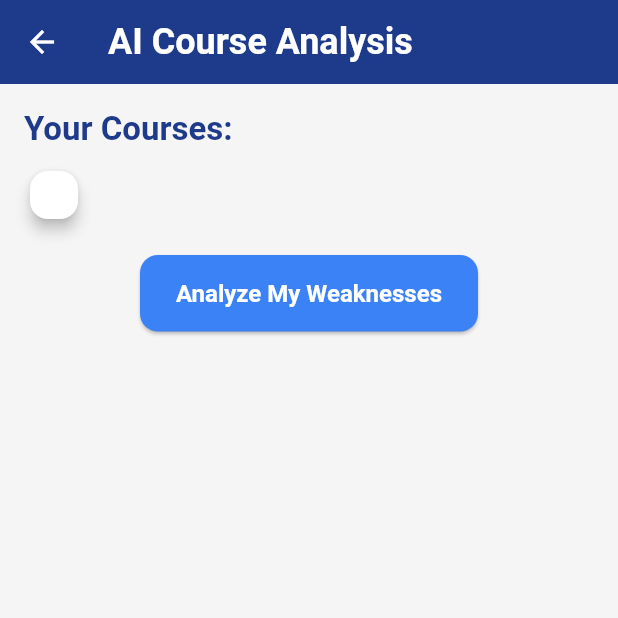
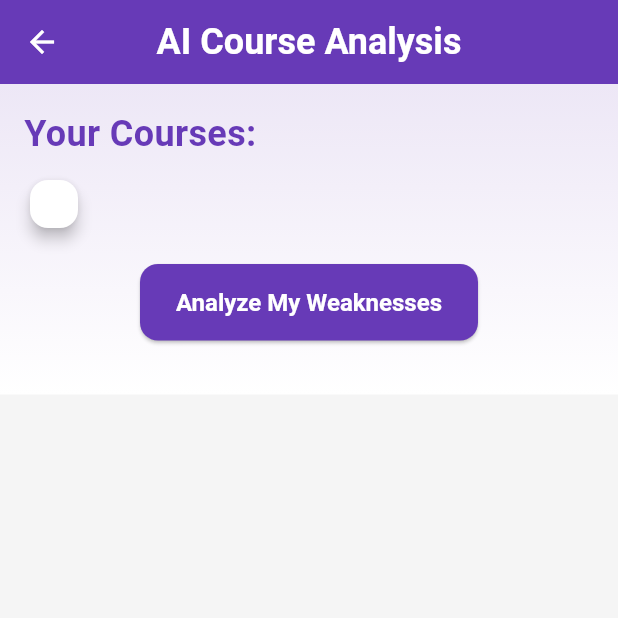
Before and after one commit to rosa12g/GPA-CGPA-calculater-, a Flutter app: the AnalysisScreen screen opened directly with empty values, on a phone screen of 412 x 824 dp, the top half of it. Run offline on Flutter 3.47's test engine with Material 3 defaults, Android fonts, the phone set to English and light mode, and no system bars.

Commit message:
purple ui

```diff
--- a/gpa_calculator/lib/Screens/analaysis_screen.dart
+++ b/gpa_calculator/lib/Screens/analaysis_screen.dart
@@ -28,20 +28,29 @@ class _AnalysisScreenState extends State<AnalysisScreen> {
     return Scaffold(
       appBar: AppBar(
         title: Text("AI Course Analysis", style: TextStyle(color: Colors.white)),
-        backgroundColor: Theme.of(context).colorScheme.primary,
+        backgroundColor: Colors.deepPurple, // Deep purple app bar
         elevation: 0,
+        centerTitle: true,
       ),
-      body: SingleChildScrollView(
-        // Add this to handle overflow
+      body: Container(
+        decoration: BoxDecoration(
+          gradient: LinearGradient(
+            colors: [Colors.deepPurple.shade50, Colors.white], // Gradient background
+            begin: Alignment.topCenter,
+            end: Alignment.bottomCenter,
+          ),
+        ),
+        child: SingleChildScrollView(
           padding: const EdgeInsets.all(16.0),
           child: Column(
             crossAxisAlignment: CrossAxisAlignment.start,
             children: [
               Text(
                 "Your Courses:",
-              style: Theme.of(context).textTheme.titleLarge?.copyWith(
-                    color: Theme.of(context).colorScheme.primary,
+                style: TextStyle(
+                  fontSize: 24,
                   fontWeight: FontWeight.bold,
+                  color: Colors.deepPurple, // Deep purple text
                 ),
               ),
               SizedBox(height: 10),
@@ -53,11 +62,15 @@ class _AnalysisScreenState extends State<AnalysisScreen> {
                   child: Column(
                     children: widget.grades.entries.map(
                       (e) => ListTile(
-                      title: Text(e.key, style: Theme.of(context).textTheme.bodyLarge),
+                        title: Text(
+                          e.key,
+                          style: TextStyle(fontSize: 16, color: Colors.black87),
+                        ),
                         trailing: Text(
                           e.value.toStringAsFixed(2),
-                        style: Theme.of(context).textTheme.bodyLarge?.copyWith(
-                              color: Theme.of(context).colorScheme.secondary,
+                          style: TextStyle(
+                            fontSize: 16,
+                            color: Colors.deepPurple, // Deep purple for grades
                             fontWeight: FontWeight.bold,
                           ),
                         ),
@@ -71,7 +84,7 @@ class _AnalysisScreenState extends State<AnalysisScreen> {
                 child: ElevatedButton(
                   onPressed: analyzePerformance,
                   style: ElevatedButton.styleFrom(
-                  backgroundColor: Theme.of(context).colorScheme.secondary,
+                    backgroundColor: Colors.deepPurple, // Deep purple button
                     padding: EdgeInsets.symmetric(vertical: 16, horizontal: 24),
                     shape: RoundedRectangleBorder(borderRadius: BorderRadius.circular(12)),
                   ),
@@ -83,7 +96,7 @@ class _AnalysisScreenState extends State<AnalysisScreen> {
               ),
               SizedBox(height: 20),
               isLoading
-                ? Center(child: CircularProgressIndicator(color: Theme.of(context).colorScheme.primary))
+                  ? Center(child: CircularProgressIndicator(color: Colors.deepPurple)) // Deep purple loading indicator
                   : analysisResult != null
                       ? Card(
                           elevation: 4,
@@ -92,7 +105,7 @@ class _AnalysisScreenState extends State<AnalysisScreen> {
                             padding: const EdgeInsets.all(16.0),
                             child: Text(
                               "AI Suggestion:\n$analysisResult",
-                            style: Theme.of(context).textTheme.bodyLarge,
+                              style: TextStyle(fontSize: 16, color: Colors.black87),
                             ),
                           ),
                         )
@@ -100,6 +113,7 @@ class _AnalysisScreenState extends State<AnalysisScreen> {
             ],
           ),
         ),
+      ),
     );
   }
 }
```
Lines whose indentation alone changed are shown as unchanged.
